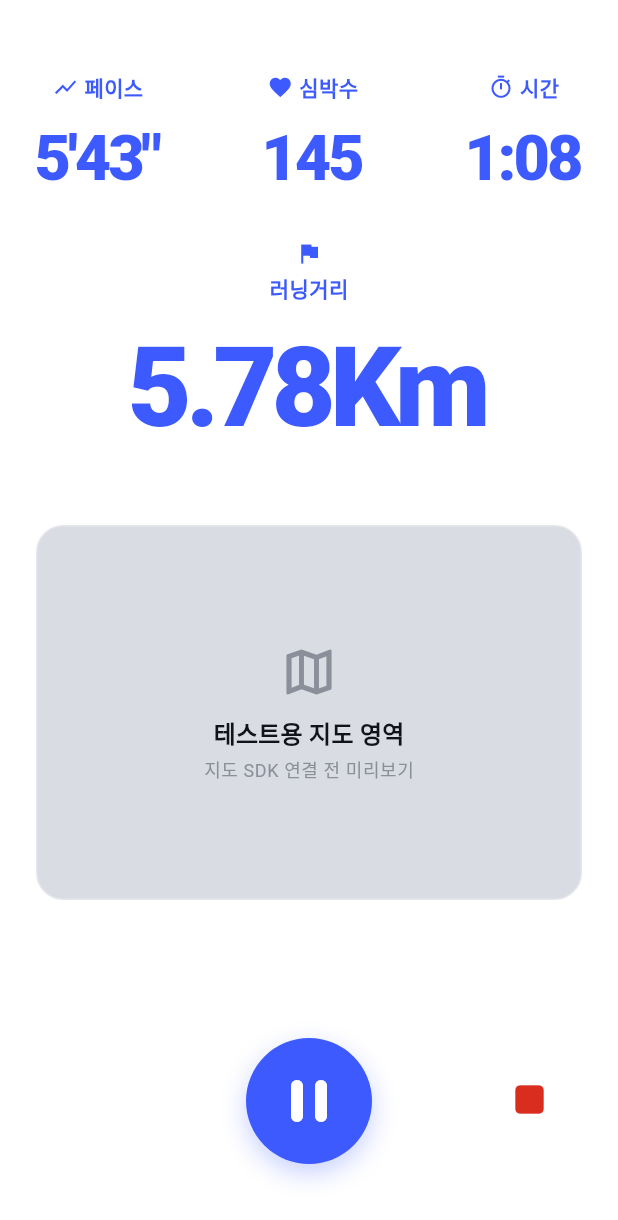
After one commit to leezil/runline, a Flutter app: the RunningProgressScreen screen opened directly, on a phone screen of 412 x 824 dp. The commit adds this screen. Shown: the top 1220 px of the screen. Run offline on Flutter 3.47's test engine with Material 3 defaults, Android fonts, the phone set to English and light mode, and no system bars.

Commit message:
러닝 시작 화면 구현

```diff
--- a/runline/lib/features/home/home_screen.dart
+++ b/runline/lib/features/home/home_screen.dart
@@ -5,6 +5,7 @@ import 'package:flutter/material.dart';
 import '../../app/app_colors.dart';
 import '../../app/app_spacing.dart';
 import '../route_draw/route_draw_screen.dart';
+import '../running/running_progress_screen.dart';
 import '../settings/settings_screen.dart';
 import '../../shared/widgets/app_card.dart';
 import '../../shared/widgets/app_button.dart';
@@ -44,8 +45,10 @@ class _HomeScreenState extends State<HomeScreen> {
 
   void _finishGoalSetting() {
     setState(() => _isSettingGoal = false);
-    ScaffoldMessenger.of(context).showSnackBar(
-      SnackBar(content: Text('$_goalDistance km / $_goalTime분 목표를 설정했어요.')),
+    Navigator.of(context).push(
+      MaterialPageRoute(
+        builder: (_) => RunningProgressScreen(goalDistance: _goalDistance, goalTime: _goalTime),
+      ),
     );
   }
 
@@ -114,7 +117,9 @@ class _HomeScreenState extends State<HomeScreen> {
         ),
         const SizedBox(height: AppSpacing.lg),
         AppCard(
-          onTap: () {},
+          onTap: () => Navigator.of(context).push(
+            MaterialPageRoute(builder: (_) => const RunningProgressScreen()),
+          ),
           padding: const EdgeInsets.symmetric(vertical: AppSpacing.xxl),
           child: Column(
             mainAxisSize: MainAxisSize.min,
--- a/runline/lib/features/route/route_screen.dart
+++ b/runline/lib/features/route/route_screen.dart
@@ -3,6 +3,7 @@ import 'package:flutter/material.dart';
 import '../../app/app_colors.dart';
 import '../../app/app_spacing.dart';
 import '../../shared/widgets/app_card.dart';
+import '../../shared/widgets/test_map_placeholder.dart';
 
 class RouteScreen extends StatefulWidget {
   const RouteScreen({super.key});
@@ -48,29 +49,7 @@ class _RouteScreenState extends State<RouteScreen> {
         const SizedBox(height: AppSpacing.xs),
         Text('저장한 러닝 루트와 코스를 확인하세요.', style: textTheme.bodyMedium),
         const SizedBox(height: AppSpacing.md),
-        Semantics(
-          label: '테스트용 지도 영역',
-          child: Container(
-            height: 300,
-            decoration: BoxDecoration(
-              color: const Color(0xFFD9DCE2),
-              borderRadius: BorderRadius.circular(20),
-              border: Border.all(color: AppColors.border),
-            ),
-            child: Center(
-              child: Column(
-                mainAxisSize: MainAxisSize.min,
-                children: [
-                  const Icon(Icons.map_outlined, size: 40, color: AppColors.subText),
-                  const SizedBox(height: AppSpacing.xs),
-                  Text('테스트용 지도 영역', style: textTheme.titleMedium),
-                  const SizedBox(height: AppSpacing.xxs),
-                  Text('지도 SDK 연결 전 미리보기', style: textTheme.bodySmall),
-                ],
-              ),
-            ),
-          ),
-        ),
+        const TestMapPlaceholder(height: 300),
         const SizedBox(height: AppSpacing.lg),
         Row(
           children: [
--- /dev/null
+++ b/runline/lib/features/running/running_progress_screen.dart
@@ -0,0 +1,163 @@
+import 'dart:async';
+
+import 'package:flutter/material.dart';
+
+import '../../app/app_colors.dart';
+import '../../app/app_spacing.dart';
+import '../../shared/widgets/test_map_placeholder.dart';
+
+class RunningProgressScreen extends StatefulWidget {
+  const RunningProgressScreen({super.key, this.goalDistance, this.goalTime});
+
+  final int? goalDistance;
+  final int? goalTime;
+
+  @override
+  State<RunningProgressScreen> createState() => _RunningProgressScreenState();
+}
+
+class _RunningProgressScreenState extends State<RunningProgressScreen> {
+  Timer? _timer;
+  var _elapsedSeconds = 67;
+  var _isPaused = false;
+
+  @override
+  void initState() {
+    super.initState();
+    _timer = Timer.periodic(const Duration(seconds: 1), (_) {
+      if (!_isPaused && mounted) setState(() => _elapsedSeconds++);
+    });
+  }
+
+  @override
+  void dispose() {
+    _timer?.cancel();
+    super.dispose();
+  }
+
+  String get _elapsed {
+    final minutes = _elapsedSeconds ~/ 60;
+    final seconds = _elapsedSeconds % 60;
+    return '$minutes:${seconds.toString().padLeft(2, '0')}';
+  }
+
+  @override
+  Widget build(BuildContext context) => Scaffold(
+    backgroundColor: Colors.white,
+    body: SafeArea(
+      child: Stack(
+        children: [
+          const Positioned(
+            left: AppSpacing.lg,
+            right: AppSpacing.lg,
+            top: 350,
+            height: 250,
+            child: TestMapPlaceholder(height: 250, borderRadius: 18),
+          ),
+          Column(
+            children: [
+              const SizedBox(height: AppSpacing.xxl),
+              Padding(
+                padding: const EdgeInsets.symmetric(horizontal: AppSpacing.lg),
+                child: Row(
+                  mainAxisAlignment: MainAxisAlignment.spaceBetween,
+                  children: [
+                    _Metric(label: '페이스', icon: Icons.show_chart, value: "5'43\""),
+                    _Metric(label: '심박수', icon: Icons.favorite, value: '145'),
+                    _Metric(label: '시간', icon: Icons.timer_outlined, value: _elapsed),
+                  ],
+                ),
+              ),
+              const SizedBox(height: AppSpacing.lg),
+              const Icon(Icons.flag, size: 18, color: AppColors.primary),
+              const SizedBox(height: AppSpacing.xxs),
+              const Text('러닝거리', style: TextStyle(color: AppColors.primary, fontWeight: FontWeight.w600)),
+              const SizedBox(height: AppSpacing.xxs),
+              const Text(
+                '5.78Km',
+                style: TextStyle(color: AppColors.primary, fontSize: 74, fontWeight: FontWeight.w900, letterSpacing: -4),
+              ),
+              if (widget.goalDistance != null || widget.goalTime != null)
+                Text(
+                  '목표 ${widget.goalDistance ?? '-'} km · ${widget.goalTime ?? '-'}분',
+                  style: const TextStyle(color: AppColors.subText),
+                ),
+            ],
+          ),
+          Positioned(
+            left: 0,
+            right: 0,
+            bottom: AppSpacing.xxl,
+            child: Center(
+              child: _RunningControlButton(
+                label: _isPaused ? '러닝 재개' : '러닝 일시정지',
+                color: AppColors.primary,
+                icon: _isPaused ? Icons.play_arrow_rounded : Icons.pause_rounded,
+                onTap: () => setState(() => _isPaused = !_isPaused),
+              ),
+            ),
+          ),
+          Positioned(
+            right: AppSpacing.xl,
+            bottom: 64,
+            child: IconButton(
+              onPressed: () {
+                _timer?.cancel();
+                Navigator.of(context).pop();
+              },
+              icon: const Icon(Icons.stop_rounded),
+              iconSize: 38,
+              color: const Color(0xFFD92D20),
+              tooltip: '러닝 중지',
+            ),
+          ),
+        ],
+      ),
+    ),
+  );
+}
+
+class _Metric extends StatelessWidget {
+  const _Metric({required this.label, required this.icon, required this.value});
+  final String label, value; final IconData icon;
+  @override
+  Widget build(BuildContext context) => Column(children: [
+    Row(mainAxisSize: MainAxisSize.min, children: [Icon(icon, size: 17, color: AppColors.primary), const SizedBox(width: 4), Text(label, style: const TextStyle(color: AppColors.primary, fontWeight: FontWeight.w600))]),
+    const SizedBox(height: AppSpacing.xs),
+    Text(value, style: const TextStyle(color: AppColors.primary, fontSize: 42, fontWeight: FontWeight.w900, letterSpacing: -2)),
+  ]);
+}
+
+class _RunningControlButton extends StatelessWidget {
+  const _RunningControlButton({
+    required this.label,
+    required this.color,
+    required this.icon,
+    required this.onTap,
+  });
+
+  final String label;
+  final Color color;
+  final IconData icon;
+  final VoidCallback onTap;
+
+  @override
+  Widget build(BuildContext context) => Semantics(
+    label: label,
+    button: true,
+    child: InkWell(
+      onTap: onTap,
+      borderRadius: BorderRadius.circular(99),
+      child: Container(
+        width: 84,
+        height: 84,
+        decoration: BoxDecoration(
+          color: color,
+          shape: BoxShape.circle,
+          boxShadow: [BoxShadow(color: color.withValues(alpha: .28), blurRadius: 14, offset: const Offset(0, 6))],
+        ),
+        child: Icon(icon, color: Colors.white, size: 48),
+      ),
+    ),
+  );
+}
--- /dev/null
+++ b/runline/lib/shared/widgets/test_map_placeholder.dart
@@ -0,0 +1,36 @@
+import 'package:flutter/material.dart';
+
+import '../../app/app_colors.dart';
+import '../../app/app_spacing.dart';
+
+class TestMapPlaceholder extends StatelessWidget {
+  const TestMapPlaceholder({super.key, this.height, this.borderRadius = 20});
+
+  final double? height;
+  final double borderRadius;
+
+  @override
+  Widget build(BuildContext context) => Semantics(
+    label: '테스트용 지도 영역',
+    child: Container(
+      height: height,
+      decoration: BoxDecoration(
+        color: const Color(0xFFD9DCE2),
+        borderRadius: BorderRadius.circular(borderRadius),
+        border: Border.all(color: AppColors.border),
+      ),
+      child: Center(
+        child: Column(
+          mainAxisSize: MainAxisSize.min,
+          children: [
+            const Icon(Icons.map_outlined, size: 40, color: AppColors.subText),
+            const SizedBox(height: AppSpacing.xs),
+            Text('테스트용 지도 영역', style: Theme.of(context).textTheme.titleMedium),
+            const SizedBox(height: AppSpacing.xxs),
+            Text('지도 SDK 연결 전 미리보기', style: Theme.of(context).textTheme.bodySmall),
+          ],
+        ),
+      ),
+    ),
+  );
+}
```
Also changed, not shown: 1 other file.
